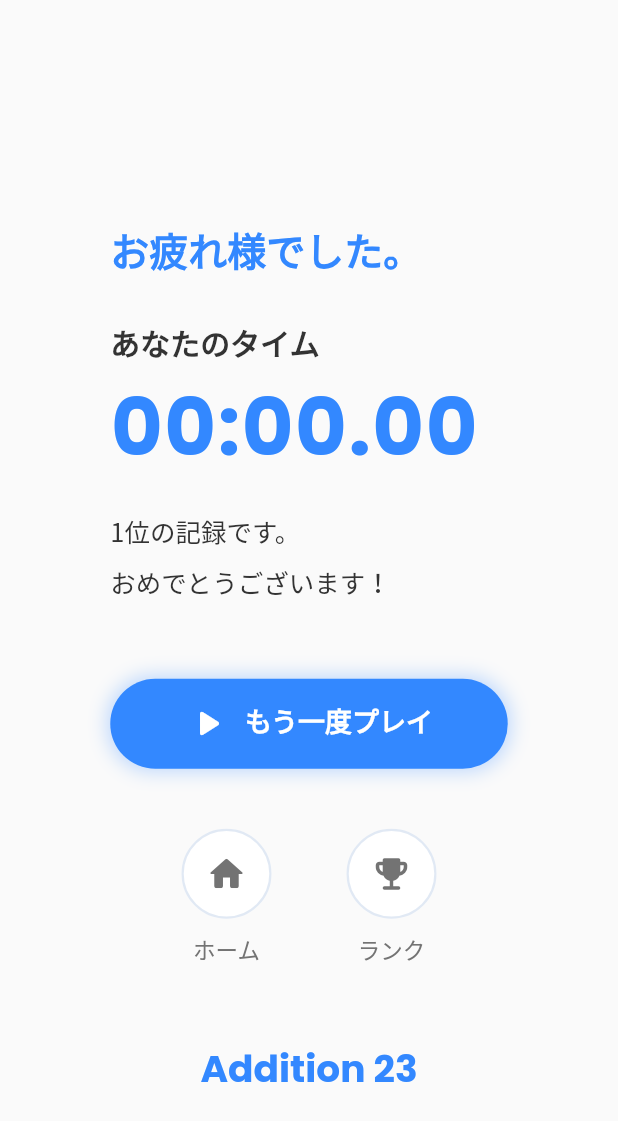
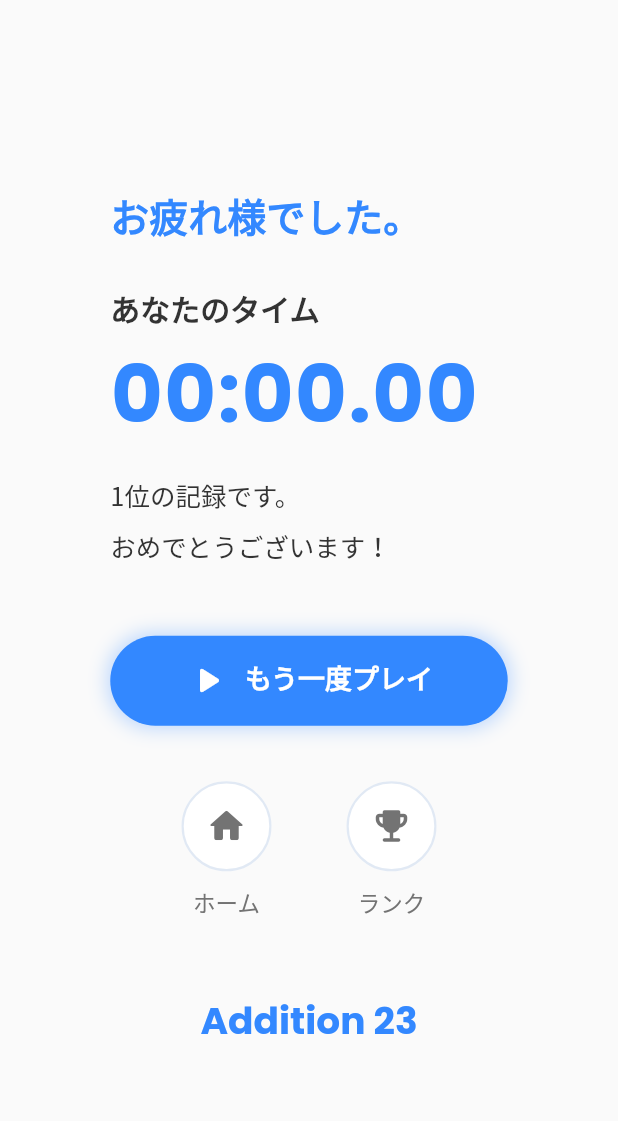
Before and after one commit to UHaru-810/addition_23, a Flutter app: the Result screen opened directly with empty values, on a phone screen of 412 x 824 dp. Shown: the top 1121 px of the screen. Run offline on Flutter 3.47's test engine with Material 2 defaults, Android fonts, the phone set to English and light mode, and no system bars; our stand-ins replace cloud_firestore, firebase_core, stop_watch_timer; accounts and stored records are empty; statements that could not run were skipped.

Commit message:
update src-files
compatible with response design

```diff
--- a/lib/home.dart
+++ b/lib/home.dart
@@ -11,7 +11,8 @@ class Home extends StatelessWidget {
   @override
   Widget build(BuildContext context) {
     return Scaffold(
-      body: Center(
+      body: SafeArea(
+        child: Center(
           child: SizedBox(
             width: 265,
             child: Column(
@@ -75,6 +76,7 @@ class Home extends StatelessWidget {
             ),
           ),
         ),
+      ),
     );
   }
 }
--- a/lib/result.dart
+++ b/lib/result.dart
@@ -83,17 +83,18 @@ class _ResultState extends State<Result> {
 
   @override
   Widget build(BuildContext context) {
+    double deviceWidth = MediaQuery.of(context).size.width;
+    double deviceHeight = MediaQuery.of(context).size.height;
+
     return Scaffold(
-      body: Center(
+      body: SafeArea(
+        child: Center(
           child: SizedBox(
             width: 265,
             child: Column(
               mainAxisAlignment: MainAxisAlignment.center,
               crossAxisAlignment: CrossAxisAlignment.start,
               children: [
-              const SizedBox(
-                height: 55,
-              ),
                 Text(
                   'お疲れ様でした。',
                   style: TextStyle(
@@ -103,8 +104,8 @@ class _ResultState extends State<Result> {
                     fontSize: 26,
                   ),
                 ),
-              const SizedBox(
-                height: 20,
+                SizedBox(
+                  height: deviceHeight * 0.025,
                 ),
                 Text(
                   '${Ready.name == "" ? 'あなた' : '${Ready.name} さん'}のタイム',
@@ -125,8 +126,8 @@ class _ResultState extends State<Result> {
                     letterSpacing: 1,
                   ),
                 ),
-              const SizedBox(
-                height: 10,
+                SizedBox(
+                  height: deviceHeight * 0.01,
                 ),
                 Text(
                   rank == 1
@@ -139,16 +140,16 @@ class _ResultState extends State<Result> {
                       fontSize: 17,
                       height: 2),
                 ),
-              const SizedBox(
-                height: 50,
+                SizedBox(
+                  height: deviceHeight * 0.055,
                 ),
                 const ButtonPrimary(
                   text: "もう一度プレイ",
                   nextPage: Ready(),
                   transVertical: true,
                 ),
-              const SizedBox(
-                height: 40,
+                SizedBox(
+                  height: deviceHeight * 0.045,
                 ),
                 const Row(
                   mainAxisAlignment: MainAxisAlignment.center,
@@ -168,8 +169,8 @@ class _ResultState extends State<Result> {
                     ),
                   ],
                 ),
-              const SizedBox(
-                height: 50,
+                SizedBox(
+                  height: deviceHeight * 0.06,
                 ),
                 Row(
                   mainAxisAlignment: MainAxisAlignment.center,
@@ -189,6 +190,7 @@ class _ResultState extends State<Result> {
             ),
           ),
         ),
+      ),
     );
   }
 }
```
Also changed, not shown: lib/play.dart (+17 -13 lines), lib/ranking.dart (+13 -6 lines). Lines whose indentation alone changed are shown as unchanged.
